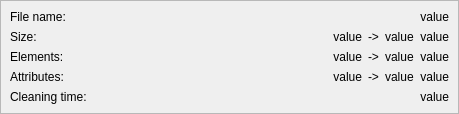
Before: the Qt Designer form src/thumbwidget.ui in RazrFalcon/svgcleaner, drawn with Qt 5.
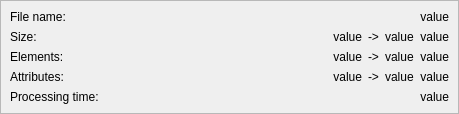
After: the same form once the commit is applied.

```diff
--- a/src/thumbwidget.ui
+++ b/src/thumbwidget.ui
@@ -7,7 +7,7 @@
     <x>0</x>
     <y>0</y>
     <width>459</width>
-    <height>109</height>
+    <height>110</height>
    </rect>
   </property>
   <property name="sizePolicy">
@@ -270,7 +270,7 @@
          </sizepolicy>
         </property>
         <property name="text">
-         <string>Cleaning time:</string>
+         <string>Processing time:</string>
         </property>
        </widget>
       </item>
```
